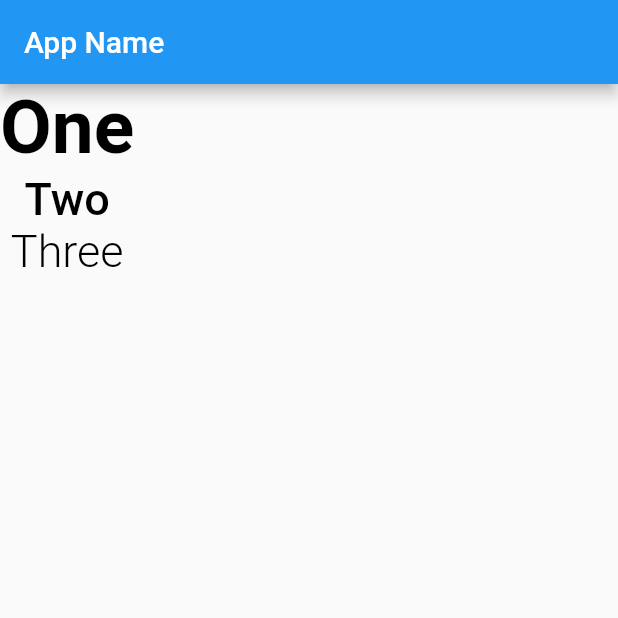
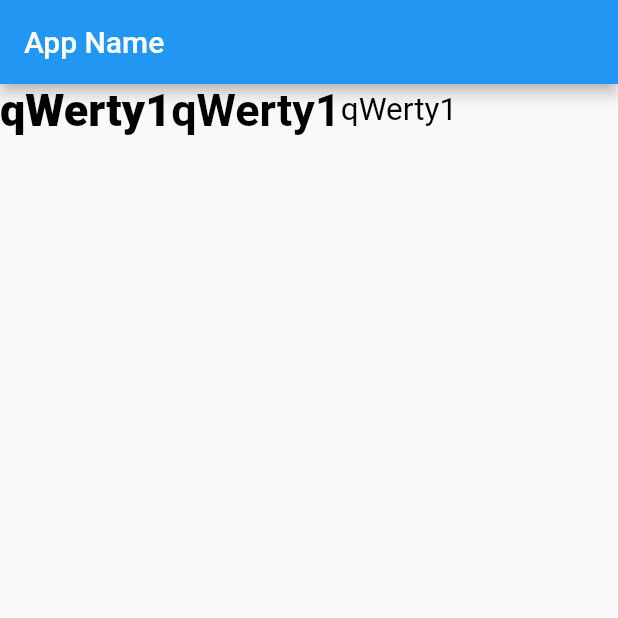
Before and after one commit to Chiharu-Hagihara/helloworld_flutter, a Flutter app: the screen it shows after launch, on a phone screen of 412 x 824 dp, the top half of it. Run offline on Flutter 3.47's test engine with Material 2 defaults, Android fonts, the phone set to English and light mode, and no system bars.

Commit message:
https://flutterstudio.app/ を使ってレイアウト 2 Row

```diff
--- a/lib/main.dart
+++ b/lib/main.dart
@@ -34,32 +34,32 @@ class _MyHomePageState extends State<MyHomePage> {
         title: new Text('App Name'),
       ),
       body:
-      new Column(
+      new Row(
           mainAxisAlignment: MainAxisAlignment.start,
           mainAxisSize: MainAxisSize.max,
           crossAxisAlignment: CrossAxisAlignment.center,
           children: <Widget>[
             new Text(
-              "One",
-              style: new TextStyle(fontSize: 50.0,
+              "qWerty1",
+              style: new TextStyle(fontSize:30.0,
+                  color: const Color(0xFF000000),
+                  fontWeight: FontWeight.w900,
+                  fontFamily: "Roboto"),
+            ),
+
+            new Text(
+              "qWerty1",
+              style: new TextStyle(fontSize:30.0,
                   color: const Color(0xFF000000),
                   fontWeight: FontWeight.w700,
                   fontFamily: "Roboto"),
             ),
 
             new Text(
-              "Two",
-              style: new TextStyle(fontSize: 30.0,
+              "qWerty1",
+              style: new TextStyle(fontSize:21.0,
                   color: const Color(0xFF000000),
-                  fontWeight: FontWeight.w500,
-                  fontFamily: "Roboto"),
-            ),
-
-            new Text(
-              "Three",
-              style: new TextStyle(fontSize: 30.0,
-                  color: const Color(0xFF000000),
-                  fontWeight: FontWeight.w300,
+                  fontWeight: FontWeight.w400,
                   fontFamily: "Roboto"),
             )
           ]
```
